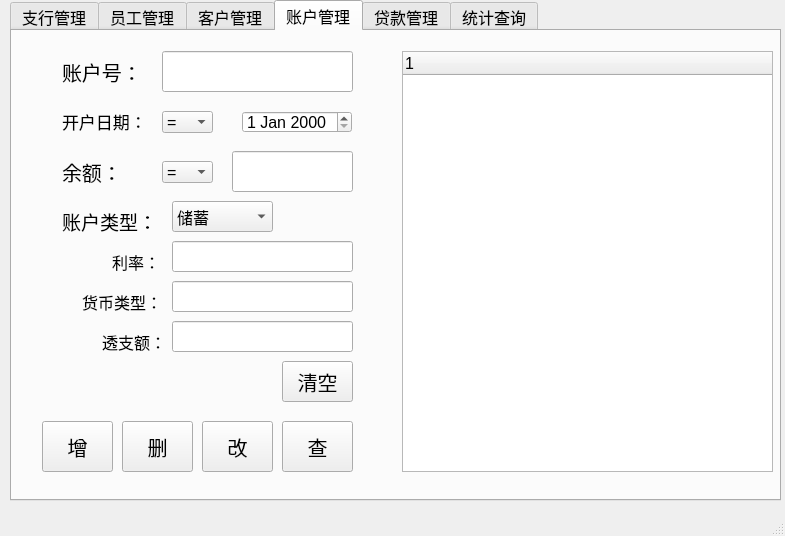
This is lab3/bank.ui in mitao-cat/banksys as Qt 5 draws it before an edit. The edited form follows.
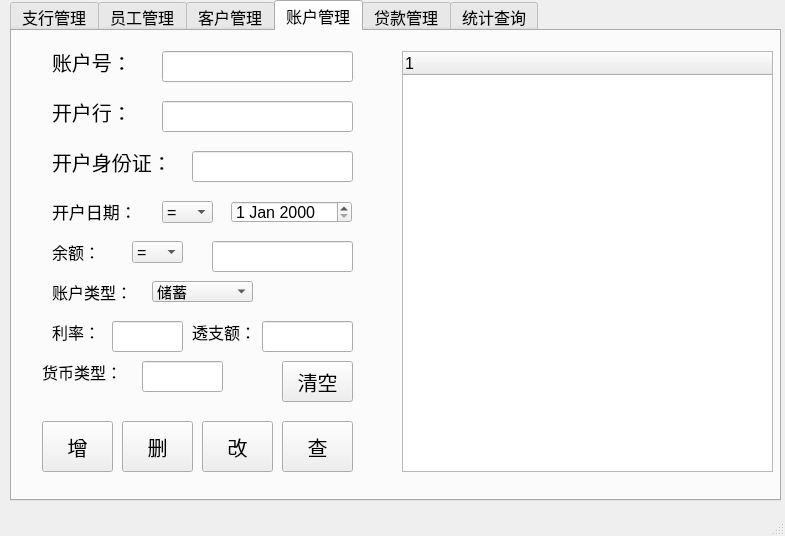
This is the edited form. The open tabs and pages were chosen to show the change.

```diff
--- a/lab3/bank.ui
+++ b/lab3/bank.ui
@@ -1477,7 +1477,7 @@
           <x>130</x>
           <y>10</y>
           <width>191</width>
-          <height>41</height>
+          <height>31</height>
          </rect>
         </property>
         <property name="font">
@@ -1489,8 +1489,8 @@
        <widget class="QLabel" name="label_14">
         <property name="geometry">
          <rect>
-          <x>30</x>
-          <y>10</y>
+          <x>20</x>
+          <y>0</y>
           <width>81</width>
           <height>41</height>
          </rect>
@@ -1507,8 +1507,8 @@
        <widget class="QLabel" name="label_23">
         <property name="geometry">
          <rect>
-          <x>30</x>
-          <y>60</y>
+          <x>20</x>
+          <y>150</y>
           <width>101</width>
           <height>41</height>
          </rect>
@@ -1525,15 +1525,15 @@
        <widget class="QLabel" name="label_24">
         <property name="geometry">
          <rect>
-          <x>30</x>
-          <y>110</y>
-          <width>81</width>
+          <x>20</x>
+          <y>190</y>
+          <width>51</width>
           <height>41</height>
          </rect>
         </property>
         <property name="font">
          <font>
-          <pointsize>15</pointsize>
+          <pointsize>12</pointsize>
          </font>
         </property>
         <property name="text">
@@ -1543,10 +1543,10 @@
        <widget class="QLineEdit" name="lineEdit_19">
         <property name="geometry">
          <rect>
-          <x>200</x>
-          <y>110</y>
-          <width>121</width>
-          <height>41</height>
+          <x>180</x>
+          <y>200</y>
+          <width>141</width>
+          <height>31</height>
          </rect>
         </property>
         <property name="font">
@@ -1576,9 +1576,9 @@
        <widget class="QDateEdit" name="dateEdit_2">
         <property name="geometry">
          <rect>
-          <x>210</x>
-          <y>70</y>
-          <width>110</width>
+          <x>199</x>
+          <y>160</y>
+          <width>121</width>
           <height>22</height>
          </rect>
         </property>
@@ -1587,7 +1587,7 @@
         <property name="geometry">
          <rect>
           <x>130</x>
-          <y>70</y>
+          <y>160</y>
           <width>51</width>
           <height>22</height>
          </rect>
@@ -1616,8 +1616,8 @@
        <widget class="QComboBox" name="comboBox_4">
         <property name="geometry">
          <rect>
-          <x>130</x>
-          <y>120</y>
+          <x>100</x>
+          <y>200</y>
           <width>51</width>
           <height>22</height>
          </rect>
@@ -1646,24 +1646,24 @@
        <widget class="QLineEdit" name="lineEdit_25">
         <property name="geometry">
          <rect>
-          <x>140</x>
-          <y>200</y>
-          <width>181</width>
-          <height>31</height>
-         </rect>
-        </property>
-        <property name="font">
-         <font>
-          <pointsize>12</pointsize>
-         </font>
-        </property>
-       </widget>
-       <widget class="QLabel" name="label_31">
-        <property name="geometry">
-         <rect>
           <x>80</x>
-          <y>200</y>
-          <width>81</width>
+          <y>280</y>
+          <width>71</width>
+          <height>31</height>
+         </rect>
+        </property>
+        <property name="font">
+         <font>
+          <pointsize>12</pointsize>
+         </font>
+        </property>
+       </widget>
+       <widget class="QLabel" name="label_31">
+        <property name="geometry">
+         <rect>
+          <x>20</x>
+          <y>270</y>
+          <width>51</width>
           <height>41</height>
          </rect>
         </property>
@@ -1679,9 +1679,9 @@
        <widget class="QLabel" name="label_32">
         <property name="geometry">
          <rect>
-          <x>50</x>
-          <y>240</y>
-          <width>121</width>
+          <x>10</x>
+          <y>310</y>
+          <width>101</width>
           <height>41</height>
          </rect>
         </property>
@@ -1697,9 +1697,9 @@
        <widget class="QLineEdit" name="lineEdit_26">
         <property name="geometry">
          <rect>
-          <x>140</x>
-          <y>240</y>
-          <width>181</width>
+          <x>110</x>
+          <y>320</y>
+          <width>81</width>
           <height>31</height>
          </rect>
         </property>
@@ -1712,9 +1712,9 @@
        <widget class="QLineEdit" name="lineEdit_27">
         <property name="geometry">
          <rect>
-          <x>140</x>
+          <x>230</x>
           <y>280</y>
-          <width>181</width>
+          <width>91</width>
           <height>31</height>
          </rect>
         </property>
@@ -1727,9 +1727,9 @@
        <widget class="QLabel" name="label_33">
         <property name="geometry">
          <rect>
-          <x>70</x>
-          <y>280</y>
-          <width>121</width>
+          <x>160</x>
+          <y>270</y>
+          <width>71</width>
           <height>41</height>
          </rect>
         </property>
@@ -1745,15 +1745,15 @@
        <widget class="QLabel" name="label_34">
         <property name="geometry">
          <rect>
-          <x>30</x>
-          <y>160</y>
-          <width>121</width>
+          <x>20</x>
+          <y>230</y>
+          <width>91</width>
           <height>41</height>
          </rect>
         </property>
         <property name="font">
          <font>
-          <pointsize>14</pointsize>
+          <pointsize>12</pointsize>
          </font>
         </property>
         <property name="text">
@@ -1763,12 +1763,17 @@
        <widget class="QComboBox" name="comboBox_7">
         <property name="geometry">
          <rect>
-          <x>140</x>
-          <y>160</y>
+          <x>120</x>
+          <y>240</y>
           <width>101</width>
-          <height>31</height>
+          <height>21</height>
          </rect>
         </property>
+        <property name="font">
+         <font>
+          <pointsize>11</pointsize>
+         </font>
+        </property>
         <item>
          <property name="text">
           <string>储蓄</string>
@@ -1780,6 +1785,72 @@
          </property>
         </item>
        </widget>
+       <widget class="QLabel" name="label_35">
+        <property name="geometry">
+         <rect>
+          <x>20</x>
+          <y>50</y>
+          <width>81</width>
+          <height>41</height>
+         </rect>
+        </property>
+        <property name="font">
+         <font>
+          <pointsize>15</pointsize>
+         </font>
+        </property>
+        <property name="text">
+         <string>开户行：</string>
+        </property>
+       </widget>
+       <widget class="QLineEdit" name="lineEdit_28">
+        <property name="geometry">
+         <rect>
+          <x>130</x>
+          <y>60</y>
+          <width>191</width>
+          <height>31</height>
+         </rect>
+        </property>
+        <property name="font">
+         <font>
+          <pointsize>12</pointsize>
+         </font>
+        </property>
+       </widget>
+       <widget class="QLineEdit" name="lineEdit_29">
+        <property name="geometry">
+         <rect>
+          <x>160</x>
+          <y>110</y>
+          <width>161</width>
+          <height>31</height>
+         </rect>
+        </property>
+        <property name="font">
+         <font>
+          <pointsize>12</pointsize>
+         </font>
+        </property>
+       </widget>
+       <widget class="QLabel" name="label_36">
+        <property name="geometry">
+         <rect>
+          <x>20</x>
+          <y>100</y>
+          <width>141</width>
+          <height>41</height>
+         </rect>
+        </property>
+        <property name="font">
+         <font>
+          <pointsize>15</pointsize>
+         </font>
+        </property>
+        <property name="text">
+         <string>开户身份证：</string>
+        </property>
+       </widget>
       </widget>
       <widget class="QWidget" name="widget_16" native="true">
        <property name="geometry">
```
Left out of the diff: 2 changed lines with no effect on the pictures.
